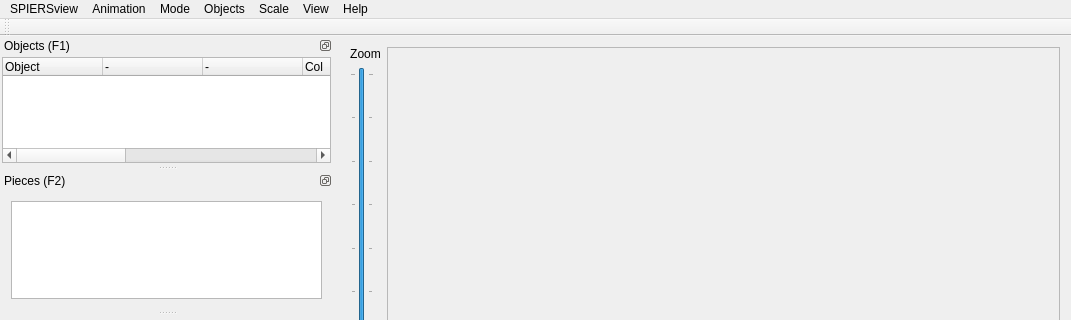
Old version of the form ui/mainwindow.ui in the repository palaeoware/SPIERS; both pictures show x 0 to 1071 and y 0 to 320 of the 1071 by 1081 pixel window.
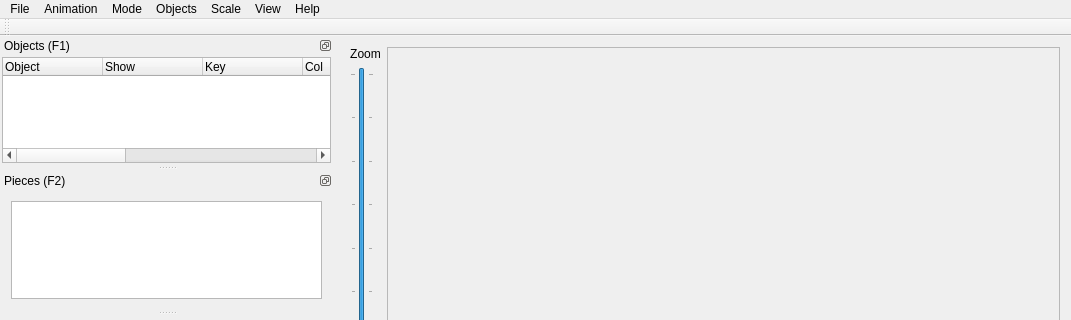
New version of the form.

Patch:
```diff
--- a/ui/mainwindow.ui
+++ b/ui/mainwindow.ui
@@ -105,7 +105,7 @@
    </property>
    <widget class="QMenu" name="menuSPIERSview">
     <property name="title">
-     <string>SPIERSview</string>
+     <string>File</string>
     </property>
     <addaction name="actionResurface_Now"/>
     <addaction name="separator"/>
@@ -370,12 +370,12 @@
        </column>
        <column>
         <property name="text">
-         <string>-</string>
+         <string>Show</string>
         </property>
        </column>
        <column>
         <property name="text">
-         <string>-</string>
+         <string>Key</string>
         </property>
        </column>
        <column>
```
